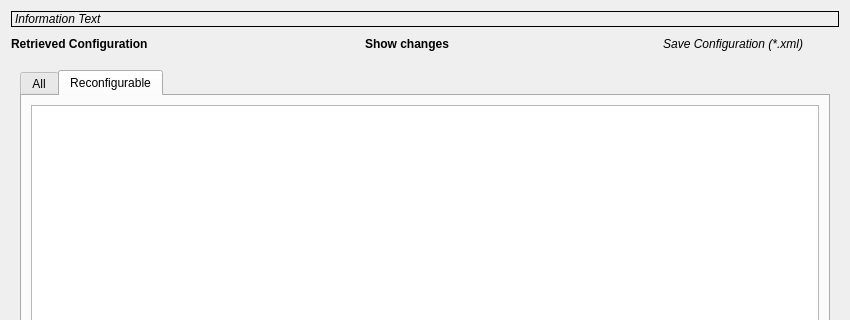
Qt form src/pythonGui/karabogui/dialogs/ui/configuration_preview.ui (European-XFEL/Karabo) before a commit; both pictures show x 0 to 850 and y 0 to 320 of the 850 by 605 pixel window.
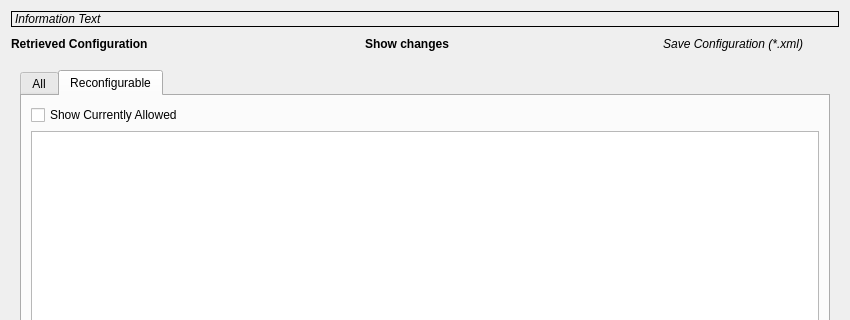
The same form after that commit. The open tabs and pages were chosen to show the change.

Commit message: Fix(GUI) : Configuration Preview shows currently reconfigurable properties.

What changed in the file:
```diff
--- a/src/pythonGui/karabogui/dialogs/ui/configuration_preview.ui
+++ b/src/pythonGui/karabogui/dialogs/ui/configuration_preview.ui
@@ -159,6 +159,16 @@
            <string>Reconfigurable</string>
           </attribute>
           <layout class="QVBoxLayout" name="verticalLayout_6">
+           <item>
+            <widget class="QCheckBox" name="ui_reconfigurable_only">
+             <property name="toolTip">
+              <string>Show properties reconfigurable in current device state.</string>
+             </property>
+             <property name="text">
+              <string>Show Currently Allowed</string>
+             </property>
+            </widget>
+           </item>
            <item>
             <widget class="QTextEdit" name="ui_text_info_configurable">
              <property name="sizePolicy">
```
Left out of the diff: 2 changed lines with no effect on the pictures. The commit also changes 6 other files.
